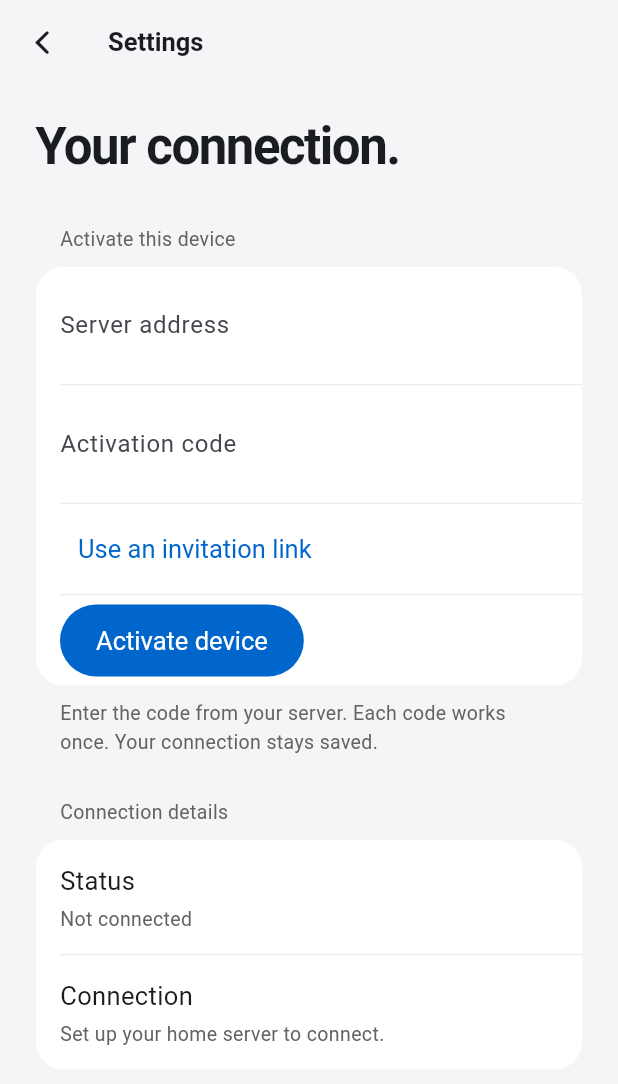
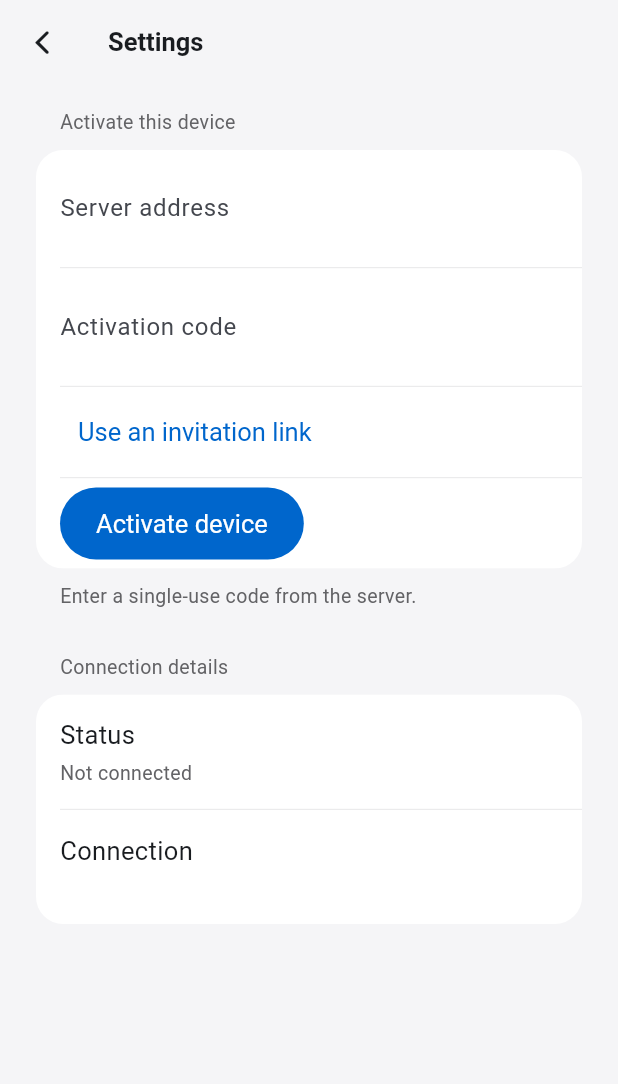
Before and after one commit to Adventnl/duct-tape-vpn, a Flutter app: the screen it shows after launch, after a tap on an icon or button, on a phone screen of 412 x 824 dp. Shown: the top 1084 px of the screen. Run offline on Flutter 3.47's test engine with Material 3 defaults, Android fonts, the phone set to English and light mode, and no system bars; our stand-ins replace cupertino_ui, material_ui, qr_flutter; Roboto replaces fonts that are missing (Segoe UI).

Commit message:
feat: Update connection messages and clean up UI elements in macOS client

```diff
--- a/clients/app/lib/domain/vpn_state.dart
+++ b/clients/app/lib/domain/vpn_state.dart
@@ -86,26 +86,24 @@ class VpnState {
     }
     if (!paired) {
       return enrollment == 'pending'
-          ? 'Waiting for your server owner to approve this device.'
-          : 'Set up your home server to connect.';
+          ? 'Waiting for device approval.'
+          : '';
     }
     if (permission == PermissionState.denied ||
         permission == PermissionState.restricted) {
       return 'Allow VPN access in settings to connect.';
     }
     if (desired == Desired.off) {
-      return tunnel == Tunnel.down
-          ? 'Connect to use your home server.'
-          : 'Disconnecting from your home server.';
+      return '';
     }
     if (protection == Protection.blocked) {
       return 'Internet access is blocked while the VPN reconnects.';
     }
     if (connectionAt(now) == ConnectionStatus.connected) {
-      return 'Your internet connection is using your home server.';
+      return '';
     }
     if (connectionAt(now) == ConnectionStatus.connecting) {
-      return 'Connecting to your home server.';
+      return '';
     }
     if (connectionCheck == ConnectionCheck.failed &&
         connectionDetail != null &&
--- a/clients/app/lib/presentation/home.dart
+++ b/clients/app/lib/presentation/home.dart
@@ -26,6 +26,7 @@ class Home extends StatelessWidget {
       final connecting = connection == ConnectionStatus.connecting;
       final blue = AppColors.blue(context);
       final heading = state.label(now);
+      final message = state.connectionMessage(now);
       final action = !state.nativeAvailable
           ? 'Check setup'
           : !state.paired
@@ -148,11 +149,12 @@ class Home extends StatelessWidget {
                                   ),
                                 ),
                               ),
+                              if (message.isNotEmpty) ...[
                               const SizedBox(height: 12),
                               Semantics(
                                 liveRegion: true,
                                 child: Text(
-                                  state.connectionMessage(now),
+                                  message,
                                   textAlign: TextAlign.center,
                                   style: TextStyle(
                                     fontSize: 15,
@@ -161,6 +163,7 @@ class Home extends StatelessWidget {
                                   ),
                                 ),
                               ),
+                              ],
                               const SizedBox(height: 28),
                               FilledButton(
                                 onPressed: controller.busy
@@ -208,13 +211,10 @@ class Home extends StatelessWidget {
                           crossAxisAlignment: CrossAxisAlignment.stretch,
                           children: [
                             SettingsGroup(
-                              footer: 'Your server. Your connection.',
                               children: [
                                 SettingsRow(
-                                  title: 'Home server',
-                                  subtitle: state.paired
-                                      ? 'Personal WireGuard connection'
-                                      : 'Pair your server to get started',
+                                  title: 'Server',
+                                  subtitle: state.paired ? null : 'Activate this device',
                                   icon: CupertinoIcons.house,
                                   onTap: () => _settings(context),
                                 ),
--- a/clients/app/lib/presentation/settings.dart
+++ b/clients/app/lib/presentation/settings.dart
@@ -204,17 +204,6 @@ class _SettingsState extends State<Settings> {
               child: ListView(
                 padding: const EdgeInsets.fromLTRB(24, 16, 24, 32),
                 children: [
-                  const Padding(
-                    padding: EdgeInsets.only(bottom: 28),
-                    child: Text(
-                      'Your connection.',
-                      style: TextStyle(
-                        fontSize: 34,
-                        fontWeight: FontWeight.w600,
-                        letterSpacing: -1,
-                      ),
-                    ),
-                  ),
                   if (working)
                     const Padding(
                       padding: EdgeInsets.only(bottom: 24),
@@ -236,7 +225,6 @@ class _SettingsState extends State<Settings> {
                   if (!state.nativeAvailable)
                     SettingsGroup(
                       title: 'Connection setup',
-                      footer: 'A native VPN service is required. The interface cannot create a tunnel by itself.',
                       children: [
                         const SettingsRow(
                           title: 'Native service unavailable',
@@ -294,7 +282,7 @@ class _SettingsState extends State<Settings> {
                       state.enrollment != 'pending')
                     SettingsGroup(
                       title: 'Activate this device',
-                      footer: 'Enter the code from your server. Each code works once. Your connection stays saved.',
+                      footer: 'Enter a single-use code from the server.',
                       children: [
                         if (!useInvitation && widget.activationOrigin.isEmpty)
                           GroupField(
@@ -352,8 +340,6 @@ class _SettingsState extends State<Settings> {
                     ),
                   if (state.paired && !state.owner)
                     const SettingsGroup(
-                      title: 'Connection saved',
-                      footer: 'Return to VPN and tap Connect. You only need a code when adding a new device.',
                       children: [
                         SettingsRow(
                           title: 'This device is activated',
@@ -363,7 +349,7 @@ class _SettingsState extends State<Settings> {
                     ),
                   if (state.owner) ...[
                     SettingsGroup(
-                      title: 'Your devices',
+                      title: 'Devices',
                       children: [
                         action(
                           'Invite a device',
```
Also changed, not shown: 5 other files.
